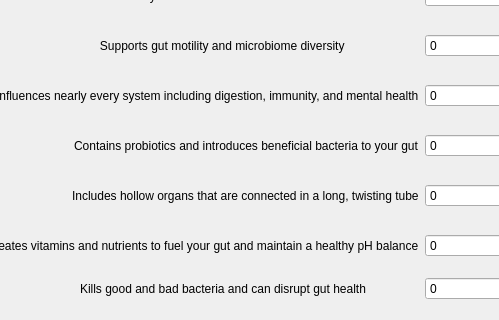
The window that A8EduApp/quizmatchingwidget.ui (University-of-Utah-CS3505/a9-edu-app-f24-00Calvin00) describes before a commit, drawn with Qt 5; both pictures show x 266 to 765 and y 295 to 615 of the 997 by 615 pixel window.
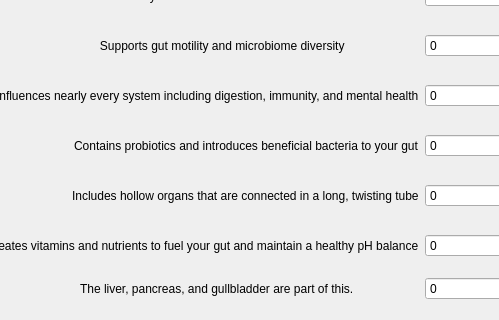
The same window after the commit.

What changed in the file:
```diff
--- a/A8EduApp/quizmatchingwidget.ui
+++ b/A8EduApp/quizmatchingwidget.ui
@@ -427,7 +427,7 @@
     <item>
      <widget class="QLabel" name="label_21">
       <property name="text">
-       <string>Kills good and bad bacteria and can disrupt gut health</string>
+       <string>The liver, pancreas, and gullbladder are part of this.</string>
       </property>
      </widget>
     </item>
```
